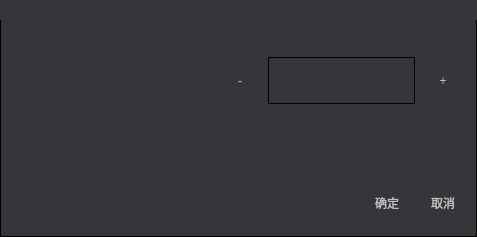
Qt form dlg_glbspd.ui (eeyoo/yunsheng) before a commit.
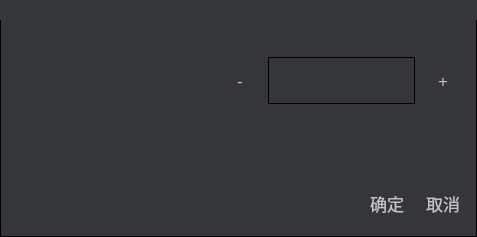
The same form after that commit. Icons and pictures are not drawn. Custom widgets are drawn as their Qt base class.

Commit message: changed UI font size

The edit to the form file:
```diff
--- a/dlg_glbspd.ui
+++ b/dlg_glbspd.ui
@@ -15,7 +15,7 @@
   </property>
   <property name="styleSheet">
    <string notr="true">*{
-font: 12px;
+font: 13pt;
 font-family: &quot;微软雅黑&quot;;
 }
 
```
Left out of the diff: 11 changed lines with no effect on the pictures. The commit also changes 19 other files.
